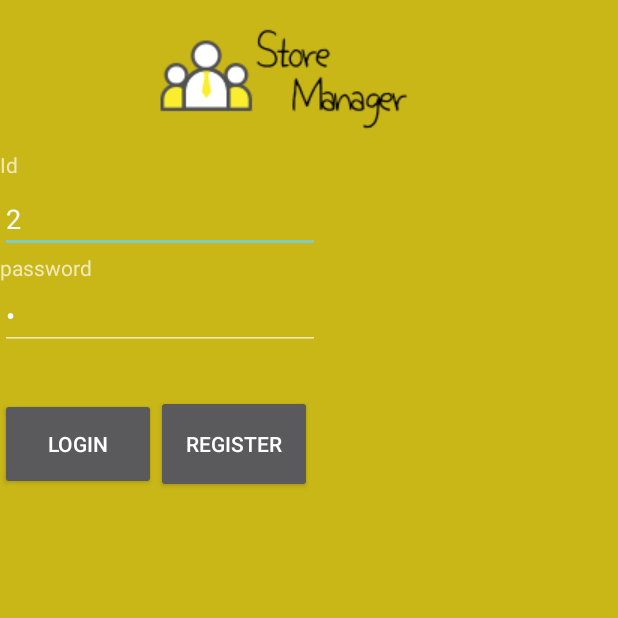
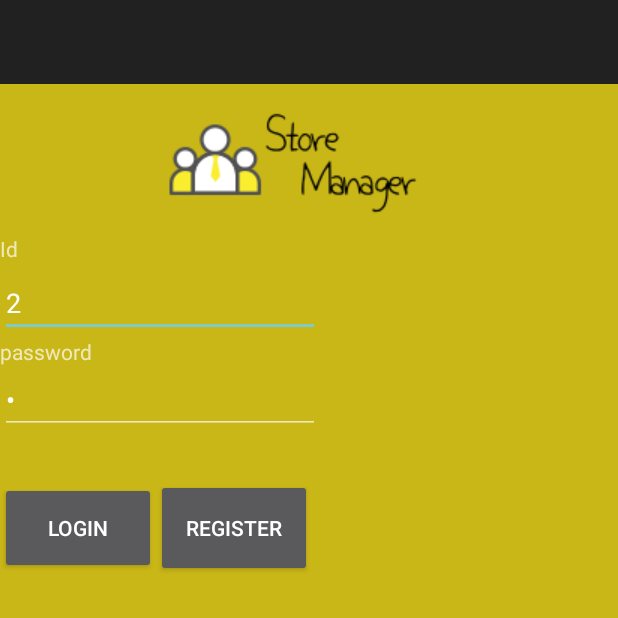
Before and after one commit to HwanYE/CapPro, an Android app: the screen it shows after launch (ActivityLogin), on a phone screen of 412 x 824 dp, the top half of it. Run offline under Robolectric (Android 15) with nearby library versions, the phone set to English and light mode, and no system bars; our stand-ins replace Volley.

Commit message:
1. branch 'toolbar_test' 2. Noactionbar Code 3. Toolbar_test

```diff
--- a/app/src/main/AndroidManifest.xml
+++ b/app/src/main/AndroidManifest.xml
@@ -44,6 +44,7 @@
         <activity
             android:name=".ActivityLogin"
             android:exported="true">
+            <!-- App 실행시 가장 먼저 실행되는 Activity 다른언어의 경우 main()격 -->
             <intent-filter>
                 <action android:name="android.intent.action.MAIN" />
 
--- a/app/src/main/res/layout/activity_main.xml
+++ b/app/src/main/res/layout/activity_main.xml
@@ -13,14 +13,22 @@
         android:orientation="vertical"
         tools:layout_editor_absoluteX="1056dp">
 
+        <androidx.appcompat.widget.Toolbar
+            android:id="@+id/toolbar"
+            android:layout_width="match_parent"
+            android:layout_height="wrap_content"
+            android:background="?attr/colorPrimary"
+            android:minHeight="?attr/actionBarSize"
+            android:theme="?attr/actionBarTheme" />
+
         <ImageView
             android:id="@+id/imageView"
-            android:layout_width="wrap_content"
+            android:layout_width="match_parent"
             android:layout_height="wrap_content"
             app:srcCompat="@drawable/storemanager_logo" />
 
         <LinearLayout
-            android:layout_width="322dp"
+            android:layout_width="match_parent"
             android:layout_height="163dp"
             android:orientation="vertical">
 
--- /dev/null
+++ b/app/src/main/res/menu/main_menu.xml
@@ -0,0 +1,3 @@
+<?xml version="1.0" encoding="utf-8"?>
+<menu xmlns:app="http://schemas.android.com/apk/res-auto"
+    xmlns:android="http://schemas.android.com/apk/res/android"/>
```
Also changed, not shown: app/src/main/res/values/themes.xml (+5 -8 lines).
